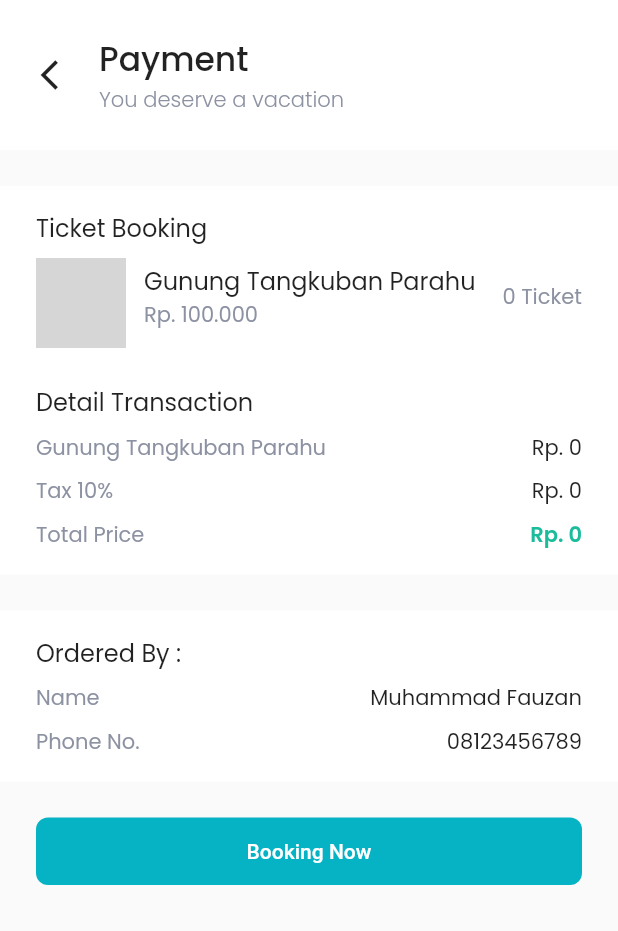
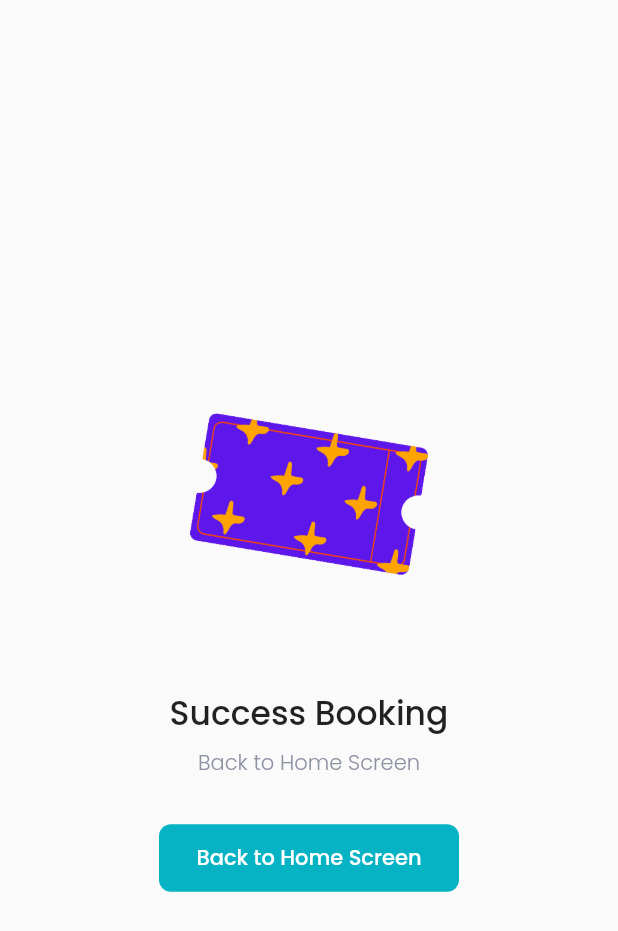
Before and after one commit to MZannn/FunTour, a Flutter app: the PaymentScreen screen opened directly with sample values from the repository, after a tap on "Booking Now", on a phone screen of 412 x 824 dp. Shown: the top 931 px of the screen. Run offline on Flutter 3.47's test engine with Material 2 defaults, Android fonts, the phone set to English and light mode, and no system bars; our stand-ins replace get, google_fonts; network calls fail; grey boxes are pictures that could not be loaded.

Commit message:
create payment controller dan sukses order screen

```diff
--- /dev/null
+++ b/lib/controller/payment_controller.dart
@@ -0,0 +1,12 @@
+import 'package:funtour/models/transaction_models.dart';
+import 'package:get/get.dart';
+
+class PaymentController extends GetxController {
+  int id = 0;
+  int idIncrement() {
+    var getId = mockTransaction.map((e) => e.id);
+    id = getId.length;
+    id++;
+    return id;
+  }
+}
--- a/lib/main.dart
+++ b/lib/main.dart
@@ -1,6 +1,7 @@
 import 'package:flutter/material.dart';
 import 'package:funtour/controller/dashboard_controller.dart';
 import 'package:funtour/controller/order_controller.dart';
+import 'package:funtour/controller/payment_controller.dart';
 import 'package:funtour/controller/tour_detail_controller.dart';
 import 'package:funtour/screens/screens.dart';
 import 'package:get/get.dart';
@@ -17,6 +18,7 @@ class MyApp extends StatelessWidget {
     Get.put(DashboardController());
     Get.put(TourDetailController());
     Get.put(OrderController());
+    Get.put(PaymentController());
     return const GetMaterialApp(
       debugShowCheckedModeBanner: false,
       home: DashboardScreen(),
--- a/lib/screens/order_screen.dart
+++ b/lib/screens/order_screen.dart
@@ -18,11 +18,11 @@ class OrderScreen extends StatelessWidget {
             child:
                 Column(crossAxisAlignment: CrossAxisAlignment.start, children: [
               Text(
-                "Data",
+                "Your Orders",
                 style: titleText,
               ),
               Text(
-                "Data",
+                "Your order history",
                 style: secondaryText300,
               ),
             ]),
--- a/lib/screens/payment_screen.dart
+++ b/lib/screens/payment_screen.dart
@@ -80,9 +80,16 @@ class PaymentScreen extends StatelessWidget {
                       Column(
                         crossAxisAlignment: CrossAxisAlignment.start,
                         children: [
-                          Text(
-                            transactionModels.tourModels.name,
-                            style: titleText400,
+                          SizedBox(
+                            width: MediaQuery.of(context).size.width -
+                                2 * defaultMargin -
+                                182,
+                            child: Text(
+                              transactionModels.tourModels.name,
+                              style: titleText400,
+                              overflow: TextOverflow.clip,
+                              maxLines: 1,
+                            ),
                           ),
                           SizedBox(
                             width: MediaQuery.of(context).size.width -
@@ -225,7 +232,22 @@ class PaymentScreen extends StatelessWidget {
             padding: const EdgeInsets.symmetric(horizontal: defaultMargin),
             height: 45,
             child: ElevatedButton(
-              onPressed: () {},
+              onPressed: () {
+                final controller = Get.find<PaymentController>();
+                var id = controller.idIncrement();
+                mockTransaction.add(
+                  TransactionModels(
+                    id: id,
+                    tourModels: transactionModels.tourModels,
+                    quantity: quantity,
+                    dateTime: DateTime.now(),
+                    status: TransactionStatus.done,
+                    total: totalPrice.toInt(),
+                    userModels: mockUser,
+                  ),
+                );
+                Get.offAll(()=>const SuccessOrderScreen());
+              },
               style: ElevatedButton.styleFrom(
                   primary: mainColor,
                   elevation: 0,
--- a/lib/screens/screens.dart
+++ b/lib/screens/screens.dart
@@ -1,5 +1,6 @@
 import 'package:flutter/material.dart';
 import 'package:funtour/controller/dashboard_controller.dart';
+import 'package:funtour/controller/payment_controller.dart';
 import 'package:funtour/controller/tour_detail_controller.dart';
 import 'package:funtour/models/tour_models.dart';
 import 'package:funtour/models/transaction_models.dart';
@@ -14,3 +15,4 @@ part 'profile_screen.dart';
 part 'dashboard_screen.dart';
 part 'payment_screen.dart';
 part 'order_screen.dart';
+part 'success_order_screen.dart';
--- /dev/null
+++ b/lib/screens/success_order_screen.dart
@@ -0,0 +1,56 @@
+part of 'screens.dart';
+
+class SuccessOrderScreen extends StatelessWidget {
+  const SuccessOrderScreen({Key? key}) : super(key: key);
+
+  @override
+  Widget build(BuildContext context) {
+    return Scaffold(
+      body: Center(
+          child: Column(
+        mainAxisAlignment: MainAxisAlignment.center,
+        children: [
+          Container(
+            height: 200,
+            width: 200,
+            margin: const EdgeInsets.only(bottom: 30),
+            decoration: const BoxDecoration(
+                image: DecorationImage(image: AssetImage("assets/ticket.png"))),
+          ),
+          Text(
+            "Success Booking",
+            style: titleText,
+          ),
+          const SizedBox(height: 6),
+          Text(
+            "Back to Home Screen",
+            style: secondaryText400.copyWith(fontWeight: FontWeight.w300),
+            textAlign: TextAlign.center,
+          ),
+          Container(
+            margin: const EdgeInsets.only(top: 30),
+            height: 45,
+            width: 200,
+            child: ElevatedButton(
+                onPressed: () {
+                  Get.off(() => const DashboardScreen());
+                },
+                style: ElevatedButton.styleFrom(
+                  primary: mainColor,
+                  elevation: 0,
+                  shape: RoundedRectangleBorder(
+                    borderRadius: BorderRadius.circular(8),
+                  ),
+                ),
+                child: Text(
+                  "Back to Home Screen",
+                  style: titleText14.copyWith(
+                    fontWeight: FontWeight.w500,
+                  ),
+                )),
+          ),
+        ],
+      )),
+    );
+  }
+}
--- a/lib/widgets/order_list_item.dart
+++ b/lib/widgets/order_list_item.dart
@@ -40,7 +40,7 @@ class OrderListItem extends StatelessWidget {
                 ),
                 // ignore: prefer_interpolation_to_compose_strings
                 Text(
-                  "${transactionModels.quantity} items • ${NumberFormat.currency(locale: 'id-ID', symbol: 'Rp. ', decimalDigits: 0).format(transactionModels.total)}",
+                  "${transactionModels.quantity} Tickets • ${NumberFormat.currency(locale: 'id-ID', symbol: 'Rp. ', decimalDigits: 0).format(transactionModels.total)}",
                   style: secondaryText400.copyWith(fontSize: 13),
                 ),
               ],
```
Also changed, not shown: assets/ticket.png (added).
